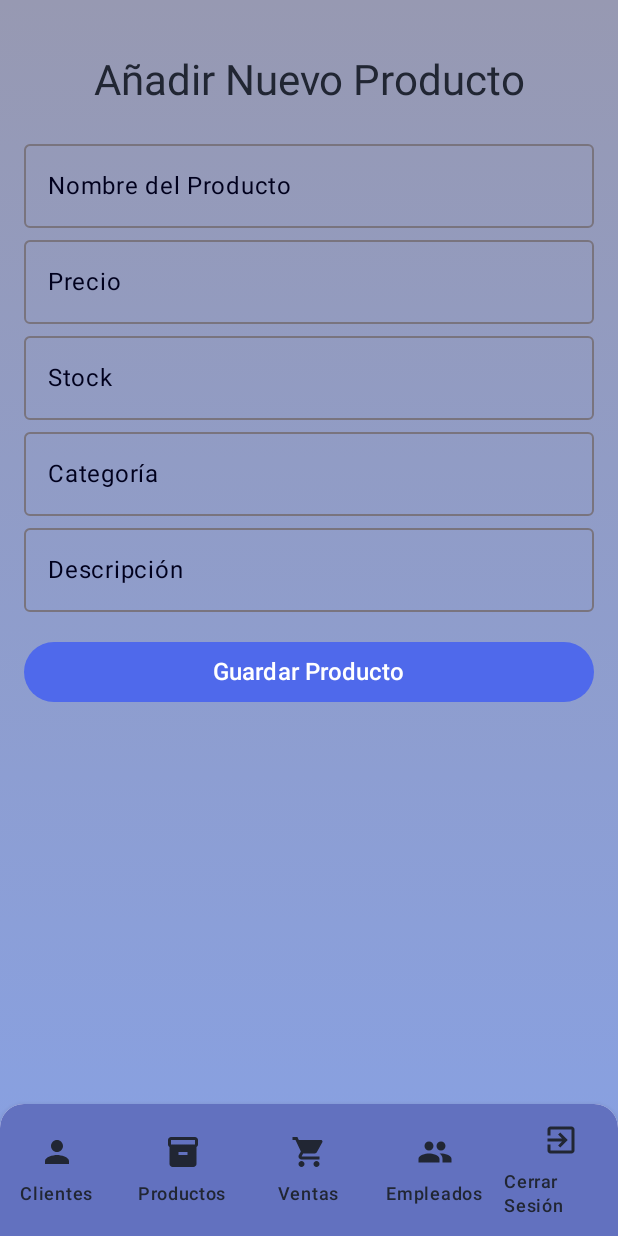
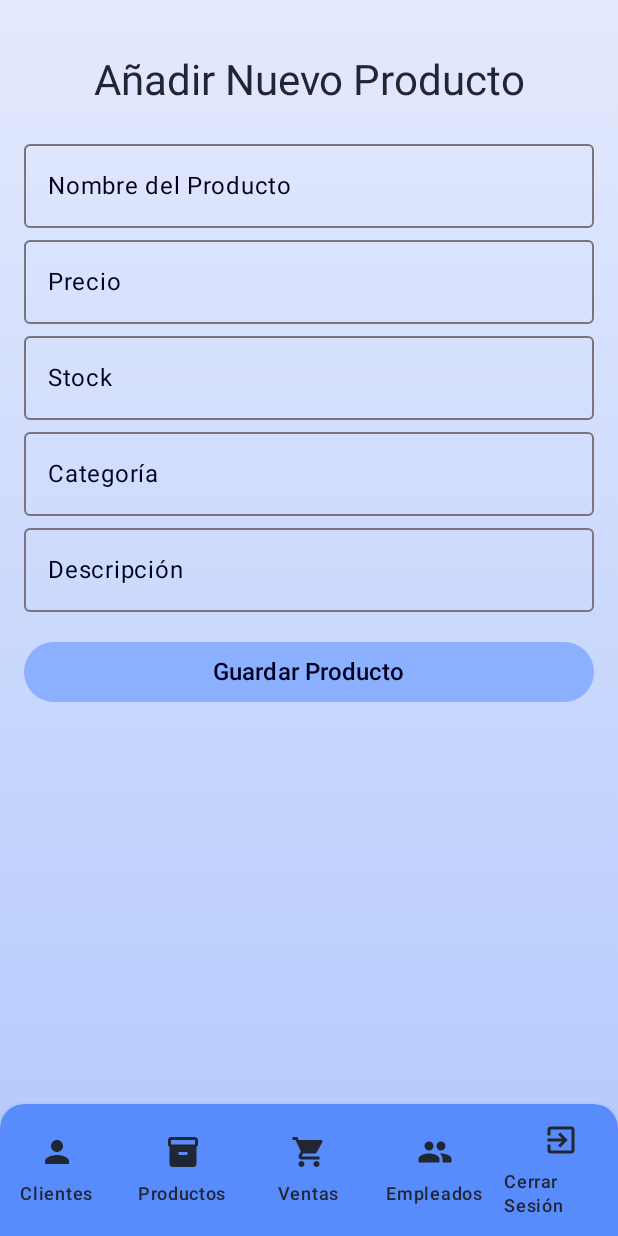
Before and after one commit to lopezviktor/CRMStore, an Android app built with Jetpack Compose: the PantallaAddProducto screen opened through its navigation route, on a phone screen of 412 x 824 dp. Run offline under Robolectric (Android 15) with nearby library versions, the phone set to English and light mode, and no system bars; our stand-ins replace Firebase (no records; nobody signed in at launch, a user with empty details on screens opened directly).

Commit message:
cambio en colores

```diff
--- a/app/src/main/java/com/example/crmstore/componentes/BotonEstandar.kt
+++ b/app/src/main/java/com/example/crmstore/componentes/BotonEstandar.kt
@@ -9,10 +9,10 @@ import androidx.compose.material3.ButtonDefaults
 import androidx.compose.material3.Text
 import androidx.compose.runtime.Composable
 import androidx.compose.ui.Modifier
-import androidx.compose.ui.graphics.Color
 import androidx.compose.ui.unit.dp
 import androidx.compose.ui.unit.sp
-import com.example.crmstore.ui.theme.Morado2
+import com.example.crmstore.ui.theme.AzulClaro
+import com.example.crmstore.ui.theme.Negro
 
 @Composable
 fun BotonEstandar(
@@ -26,8 +26,8 @@ fun BotonEstandar(
     Button(
         onClick = onClick,
         colors = ButtonDefaults.buttonColors(
-            containerColor = Morado2,
-            contentColor = Color.White
+            containerColor = AzulClaro,
+            contentColor = Negro
         ),
         modifier = modifier,
         contentPadding = PaddingValues(
--- a/app/src/main/java/com/example/crmstore/componentes/MenuNavegador.kt
+++ b/app/src/main/java/com/example/crmstore/componentes/MenuNavegador.kt
@@ -21,8 +21,8 @@ import androidx.compose.ui.unit.dp
 import androidx.navigation.NavHostController
 import androidx.navigation.compose.currentBackStackEntryAsState
 import com.example.crmstore.AuthManager
+import com.example.crmstore.ui.theme.AzulOscuro
 import com.example.crmstore.ui.theme.GrisOscuro2
-import com.example.crmstore.ui.theme.Morado1
 
 
 @Composable
@@ -36,7 +36,7 @@ fun MenuNavegador(navController: NavHostController, authManager: AuthManager) {
         modifier = Modifier.height(98.dp).padding(top = 10.dp)
     ) {
         NavigationBar(
-            containerColor = Morado1,
+            containerColor = AzulOscuro,
         ) {
             // CLIENTES
             NavigationBarItem(
--- a/app/src/main/java/com/example/crmstore/componentes/SeleccionDropdown.kt
+++ b/app/src/main/java/com/example/crmstore/componentes/SeleccionDropdown.kt
@@ -16,7 +16,7 @@ import androidx.compose.runtime.remember
 import androidx.compose.runtime.setValue
 import androidx.compose.ui.Modifier
 import androidx.compose.ui.graphics.Color
-import com.example.crmstore.ui.theme.Morado2
+import com.example.crmstore.ui.theme.AzulClaro
 
 @Composable
 fun SeleccionDropdown(
@@ -34,7 +34,7 @@ fun SeleccionDropdown(
                 onClick = { expanded = true },
                 modifier = Modifier.fillMaxWidth(),
                 colors = ButtonDefaults.buttonColors(
-                    containerColor = Morado2, // Fondo del botón
+                    containerColor = AzulClaro, // Fondo del botón
                     contentColor = Color.White // Color del texto
                 )
             ) {
--- a/app/src/main/java/com/example/crmstore/ui/screens/PantallaLogin.kt
+++ b/app/src/main/java/com/example/crmstore/ui/screens/PantallaLogin.kt
@@ -41,6 +41,7 @@ import com.example.crmstore.R
 import com.example.crmstore.componentes.BotonEstandar
 import com.example.crmstore.ui.theme.FondoPantallas
 import com.example.crmstore.ui.theme.GrisOscuro2
+import com.example.crmstore.ui.theme.Negro
 import com.google.firebase.auth.FirebaseAuth
 
 @Composable
@@ -148,7 +149,7 @@ fun PantallaLogin(navHostController: NavHostController){
                     .fillMaxWidth()
                     .padding(8.dp),
                 colors = ButtonDefaults.buttonColors(
-                    containerColor = Color(0xFF15A5D0)
+                    containerColor = Color(0xFF0181D7)
                 )
             ) {
                 Row(
@@ -178,7 +179,7 @@ fun PantallaLogin(navHostController: NavHostController){
                 },
                 modifier = Modifier.padding(top = 16.dp)
             ) {
-                Text("Registrarse con correo electrónico", color = Color.White)
+                Text("Registrarse con correo electrónico", color = Negro)
             }
         }
     }
--- a/app/src/main/java/com/example/crmstore/ui/screens/PantallaRegistro.kt
+++ b/app/src/main/java/com/example/crmstore/ui/screens/PantallaRegistro.kt
@@ -28,6 +28,7 @@ import androidx.compose.ui.unit.dp
 import androidx.compose.ui.unit.sp
 import androidx.navigation.NavController
 import com.example.crmstore.componentes.BotonEstandar
+import com.example.crmstore.ui.theme.FondoPantallas
 import com.example.crmstore.ui.theme.GrisOscuro2
 import com.google.firebase.auth.FirebaseAuth
 
@@ -47,7 +48,7 @@ fun PantallaRegistro(
             .fillMaxSize()
             .background(
                 brush = Brush.verticalGradient(
-                    colors = listOf(Color(0xFF9799B2), Color(0xFF87A1E5))
+                    colors = FondoPantallas
                 )
             ),
         contentAlignment = Alignment.Center
--- a/app/src/main/java/com/example/crmstore/ui/screens/productos/PantallaAddProducto.kt
+++ b/app/src/main/java/com/example/crmstore/ui/screens/productos/PantallaAddProducto.kt
@@ -74,7 +74,7 @@ fun PantallaAddProducto(
                 onValueChange = { nombre = it },
                 label = { Text("Nombre del Producto") },
                 modifier = Modifier.fillMaxWidth(),
-                textStyle = TextStyle(color = Color.White),
+                textStyle = TextStyle(color = Negro),
                 colors = OutlinedTextFieldDefaults.colors(
                     focusedTextColor = Negro,
                     unfocusedTextColor = Negro,
@@ -91,7 +91,7 @@ fun PantallaAddProducto(
                 label = { Text("Precio") },
                 keyboardOptions = KeyboardOptions(keyboardType = KeyboardType.Number),
                 modifier = Modifier.fillMaxWidth(),
-                textStyle = TextStyle(color = Color.White),
+                textStyle = TextStyle(color = Negro),
                 colors = OutlinedTextFieldDefaults.colors(
                     focusedTextColor = Negro,
                     unfocusedTextColor = Negro,
@@ -108,7 +108,7 @@ fun PantallaAddProducto(
                 label = { Text("Stock") },
                 keyboardOptions = KeyboardOptions(keyboardType = KeyboardType.Number),
                 modifier = Modifier.fillMaxWidth(),
-                textStyle = TextStyle(color = Color.White),
+                textStyle = TextStyle(color = Negro),
                 colors = OutlinedTextFieldDefaults.colors(
                     focusedTextColor = Negro,
                     unfocusedTextColor = Negro,
@@ -124,7 +124,7 @@ fun PantallaAddProducto(
                 onValueChange = { categoria = it },
                 label = { Text("Categoría") },
                 modifier = Modifier.fillMaxWidth(),
-                textStyle = TextStyle(color = Color.White),
+                textStyle = TextStyle(color = Negro),
                 colors = OutlinedTextFieldDefaults.colors(
                     focusedTextColor = Negro,
                     unfocusedTextColor = Negro,
@@ -140,7 +140,7 @@ fun PantallaAddProducto(
                 onValueChange = { descripcion = it },
                 label = { Text("Descripción") },
                 modifier = Modifier.fillMaxWidth(),
-                textStyle = TextStyle(color = Color.White),
+                textStyle = TextStyle(color = Negro),
                 colors = OutlinedTextFieldDefaults.colors(
                     focusedTextColor = Negro,
                     unfocusedTextColor = Negro,
--- a/app/src/main/java/com/example/crmstore/ui/screens/productos/PantallaFormularioProductos.kt
+++ b/app/src/main/java/com/example/crmstore/ui/screens/productos/PantallaFormularioProductos.kt
@@ -44,8 +44,8 @@ import androidx.compose.ui.unit.dp
 import androidx.lifecycle.viewmodel.compose.viewModel
 import androidx.navigation.NavHostController
 import com.example.crmstore.modelo.Producto
+import com.example.crmstore.ui.theme.AzulClaro
 import com.example.crmstore.ui.theme.FondoPantallas
-import com.example.crmstore.ui.theme.Morado2
 import com.example.crmstore.ui.theme.Negro
 import com.example.crmstore.ui.theme.Rojizo
 import com.example.crmstore.ui.viewmodel.ProductoViewModel
@@ -122,12 +122,13 @@ fun PantallaFormularioProductos(
                 // Botón flotante para agregar productos
                 FloatingActionButton(
                     onClick = { navHostController.navigate("PantallaAddProducto") },
+                    containerColor = AzulClaro,
                     modifier = Modifier.size(56.dp) // Tamaño estándar de un FAB
                 ) {
                     Icon(
                         imageVector = Icons.Default.Add,
                         contentDescription = "Agregar Producto",
-                        tint = Morado2
+                        tint = Negro
                     )
                 }
             }
--- a/app/src/main/java/com/example/crmstore/ui/screens/ventas/PantallaVentas.kt
+++ b/app/src/main/java/com/example/crmstore/ui/screens/ventas/PantallaVentas.kt
@@ -37,8 +37,8 @@ import androidx.compose.ui.text.TextStyle
 import androidx.compose.ui.unit.dp
 import androidx.navigation.NavHostController
 import com.example.crmstore.modelo.Venta
+import com.example.crmstore.ui.theme.AzulClaro
 import com.example.crmstore.ui.theme.FondoPantallas
-import com.example.crmstore.ui.theme.Morado2
 import com.example.crmstore.ui.theme.Negro
 import com.example.crmstore.ui.theme.Rojizo
 import com.example.crmstore.ui.viewmodel.VentaViewModel
@@ -96,12 +96,13 @@ fun PantallaVentas(
                 // Botón flotante para agregar una nueva venta
                 FloatingActionButton(
                     onClick = { navHostController.navigate("PantallaAddVentas") },
+                    containerColor = AzulClaro,
                     modifier = Modifier.size(56.dp) // Tamaño estándar de un FAB
                 ) {
                     Icon(
                         imageVector = Icons.Default.Add,
                         contentDescription = "Añadir Venta",
-                        tint = Morado2
+                        tint = Negro
                     )
                 }
             }
--- a/app/src/main/java/com/example/crmstore/ui/theme/Color.kt
+++ b/app/src/main/java/com/example/crmstore/ui/theme/Color.kt
@@ -10,10 +10,9 @@ val Purple40 = Color(0xFF6650a4)
 val PurpleGrey40 = Color(0xFF625b71)
 val Pink40 = Color(0xFF7D5260)
 
-val Morado1 = Color(0xFF6271BF)
-val Morado2 = Color(0xFF4F69EB)
-val Grisaceo1 = Color(0xFF656D96)
+val AzulOscuro = Color(0xFF588CFD)
+val AzulClaro = Color(0xFF8BB0FF)
 val Rojizo = Color(0xFF720400)
-val Negro = Color(0xFF00001d)
+val Negro = Color(0xFF00001F)
 val GrisOscuro2 = Color(0xFF212633)
-val FondoPantallas = listOf(Color(0xFF9799B2), Color(0xFF87A1E5))
+val FondoPantallas = listOf(Color(0xFFE4EAFD), Color(0xFFB2C8FC))
```
Also changed, not shown: app/src/main/java/com/example/crmstore/ui/screens/clientes/PantallaAddCliente.kt (+5 -5 lines), app/src/main/java/com/example/crmstore/ui/screens/clientes/PantallaFormularioClientes.kt (+4 -3 lines), app/src/main/java/com/example/crmstore/ui/screens/clientes/PantallaModificarCliente.kt (+6 -6 lines), app/src/main/java/com/example/crmstore/ui/screens/empleados/PantallaFormularioEmpleados.kt (+10 -7 lines), app/src/main/java/com/example/crmstore/ui/screens/empleados/PantallaModificarEmpleado.kt (+7 -7 lines), app/src/main/java/com/example/crmstore/ui/screens/ventas/PantallaAddVentas.kt (+10 -9 lines).
